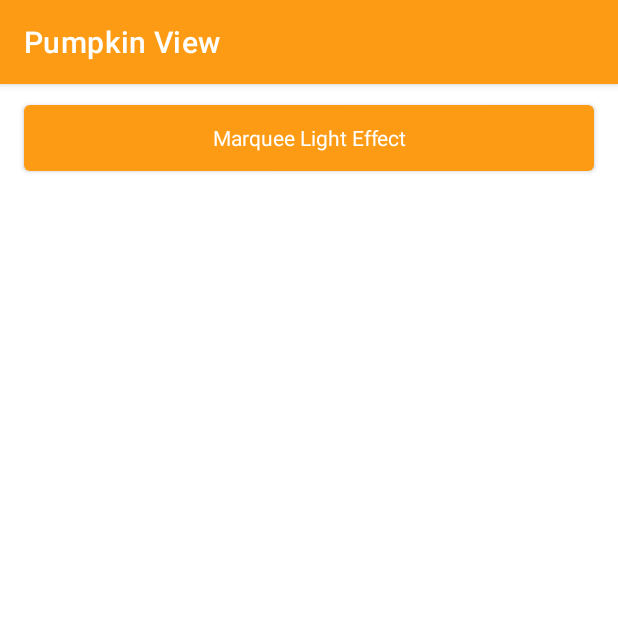
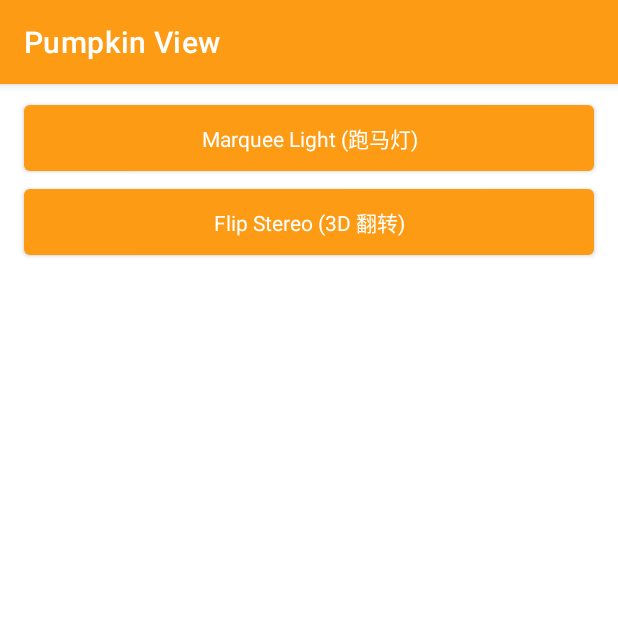
Before and after one commit to chuwuwang/open-android-view, an Android app: the screen it shows after launch (ContainerActivity), after a tap on "Container Layout", on a phone screen of 412 x 824 dp, the top half of it. Run offline under Robolectric (Android 15) with nearby library versions, the phone set to English and light mode, and no system bars; 1 statement that could not run was skipped.

Commit message:
feat: tidy code

```diff
--- a/app/src/main/AndroidManifest.xml
+++ b/app/src/main/AndroidManifest.xml
@@ -26,13 +26,12 @@
 
         <activity android:name=".ui.container.ContainerActivity" />
         <activity android:name=".ui.container.MarqueeLayoutActivity" />
+        <activity android:name=".ui.container.FlipStereoLayoutActivity" />
 
         <activity
             android:name="common.ui.animation.AnimationActivity"
             android:exported="false" />
-        <activity
-            android:name="common.ui.animation.Spin3DActivity"
-            android:exported="false" />
+
         <activity
             android:name="common.ui.animation.QQDragEffectActivity"
             android:exported="false" />
--- a/app/src/main/java/com/cat/view/ui/MainActivity.kt
+++ b/app/src/main/java/com/cat/view/ui/MainActivity.kt
@@ -1,6 +1,5 @@
 package com.cat.view.ui
 
-import android.content.Intent
 import android.os.Bundle
 import android.view.LayoutInflater
 import android.view.View
@@ -41,7 +40,7 @@ class MainActivity : AppCompatActivity() {
         list.add(article)
         article = Article("Container Layout", R.drawable.ic_start_up_container)
         list.add(article)
-        article = Article("动画 View", R.drawable.achievement_2)
+        article = Article("Special Animation", R.drawable.achievement_2)
         list.add(article)
         article = Article("Custom View 1-1 Drawing Basics", R.drawable.ic_start_up_draw1)
         list.add(article)
@@ -60,19 +59,16 @@ class MainActivity : AppCompatActivity() {
             val item = list[position]
             holder.text.text = item.text
             holder.background.setImageResource(item.backgroundRes)
-            holder.view.setOnClickListener {
-                gotoFeature(item, position)
-            }
+            holder.view.setOnClickListener { gotoFeature(item) }
         }
 
-        private fun gotoFeature(item: Article, position: Int) {
+        private fun gotoFeature(item: Article) {
             if (item.text == "Text View") {
                 openActivity<TextActivity>()
             } else if (item.text == "Container Layout") {
                 openActivity<ContainerActivity>()
-            } else if (position == 1) {
-                val intent = Intent(baseContext, AnimationActivity::class.java)
-                startActivity(intent)
+            } else if (item.text == "Special Animation") {
+                openActivity<AnimationActivity>()
             } else if (item.text == "Custom View 1-1 Drawing Basics") {
                 openActivity<Draw1Activity>()
             }
--- a/app/src/main/java/com/cat/view/ui/container/ContainerActivity.kt
+++ b/app/src/main/java/com/cat/view/ui/container/ContainerActivity.kt
@@ -12,6 +12,7 @@ class ContainerActivity : ViewBindingActivity<ActivityContainerMainBinding>() {
 
     private fun initView() {
         binding.btnMarqueeLight.setOnClickListener { openActivity<MarqueeLayoutActivity>() }
+        binding.btnFlipStereo.setOnClickListener { openActivity<FlipStereoLayoutActivity>() }
     }
 
 }
--- a/app/src/main/java/common/ui/animation/AnimationActivity.kt
+++ b/app/src/main/java/common/ui/animation/AnimationActivity.kt
@@ -4,6 +4,7 @@ import com.cat.view.databinding.ActivityAnimationBinding
 import com.cat.view.openActivity
 import com.cat.view.ui.ViewBindingActivity
 import com.cat.view.ui.container.MarqueeLayoutActivity
+import com.cat.view.ui.container.FlipStereoLayoutActivity
 
 class AnimationActivity : ViewBindingActivity<ActivityAnimationBinding>() {
 
@@ -12,7 +13,7 @@ class AnimationActivity : ViewBindingActivity<ActivityAnimationBinding>() {
     }
 
     private fun initView() {
-        binding.spin3dBtn.setOnClickListener { openActivity<Spin3DActivity>() }
+        binding.spin3dBtn.setOnClickListener { openActivity<FlipStereoLayoutActivity>() }
         binding.marqueeBtn.setOnClickListener { openActivity<MarqueeLayoutActivity>() }
         binding.qqDragEffectBtn.setOnClickListener { openActivity<QQDragEffectActivity>() }
         binding.sphere3dBtn.setOnClickListener { openActivity<Spherical3DMotionActivity>() }
--- a/app/src/main/res/layout/activity_container_main.xml
+++ b/app/src/main/res/layout/activity_container_main.xml
@@ -12,7 +12,19 @@
         android:layout_marginTop="8dp"
         android:layout_marginEnd="16dp"
         android:gravity="center"
-        android:text="Marquee Light Effect"
+        android:text="Marquee Light (跑马灯)"
+        android:textAppearance="?android:attr/textAppearance"
+        android:textColor="@android:color/white"
+        android:textSize="14sp" />
+
+    <com.google.android.material.button.MaterialButton
+        android:id="@+id/btn_flip_stereo"
+        android:layout_width="match_parent"
+        android:layout_height="56dp"
+        android:layout_marginStart="16dp"
+        android:layout_marginEnd="16dp"
+        android:gravity="center"
+        android:text="Flip Stereo (3D 翻转)"
         android:textAppearance="?android:attr/textAppearance"
         android:textColor="@android:color/white"
         android:textSize="14sp" />
--- a/app/src/main/res/layout/activity_text_main.xml
+++ b/app/src/main/res/layout/activity_text_main.xml
@@ -12,7 +12,7 @@
         android:layout_marginTop="8dp"
         android:layout_marginEnd="16dp"
         android:gravity="center"
-        android:text="Number Scrolling Effect"
+        android:text="Number Scrolling (滚动数字)"
         android:textAppearance="?android:attr/textAppearance"
         android:textColor="@android:color/white"
         android:textSize="14sp" />
```
Also changed, not shown: app/src/main/java/com/cat/view/customize/container/FlipStereoLayout.java (renamed from app/src/main/java/com/cat/view/animation/Spin3DLayout.java, +9 -6 lines), app/src/main/java/com/cat/view/ui/container/FlipStereoLayoutActivity.kt (renamed from app/src/main/java/common/ui/animation/Spin3DActivity.kt, +8 -10 lines), app/src/main/res/layout/item_container_flip_stereo_vp.xml (renamed from app/src/main/res/layout/item_animation_3d_spin_vp.xml, +4 -4 lines), app/src/main/res/layout/activity_container_flip_stereo_layout.xml (renamed from app/src/main/res/layout/activity_animation_3d_spin.xml).
